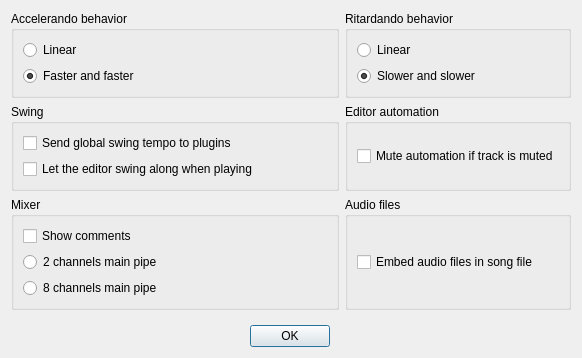
Qt form Qt/qt4_song_properties.ui (kmatheussen/radium) before a commit.
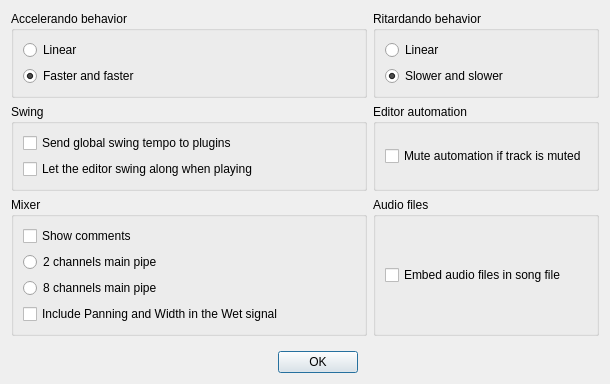
The same form after that commit.

Commit message: Instruments: 1. Include the pan and width effects in the wet signal by default. This can be changed in the song properties window. When loading older songs, they are not included, since that could change the sound. 2. Disable the dry/wet slider when bypassing an instrument (since the slider doesn"t do anything when bypassing). API: setIncludePanAndDryInWetSignal, includePanAndDryInWetSignal

Diff of the .ui file:
```diff
--- a/Qt/qt4_song_properties.ui
+++ b/Qt/qt4_song_properties.ui
@@ -6,8 +6,8 @@
    <rect>
     <x>0</x>
     <y>0</y>
-    <width>582</width>
-    <height>356</height>
+    <width>610</width>
+    <height>384</height>
    </rect>
   </property>
   <property name="sizePolicy">
@@ -191,6 +191,13 @@
         </attribute>
        </widget>
       </item>
+      <item row="3" column="0">
+       <widget class="QCheckBox" name="include_pan_and_dry_in_wet">
+        <property name="text">
+         <string>Include Panning and Width in the Wet signal</string>
+        </property>
+       </widget>
+      </item>
      </layout>
     </widget>
    </item>
```
The commit also changes 9 other files.
